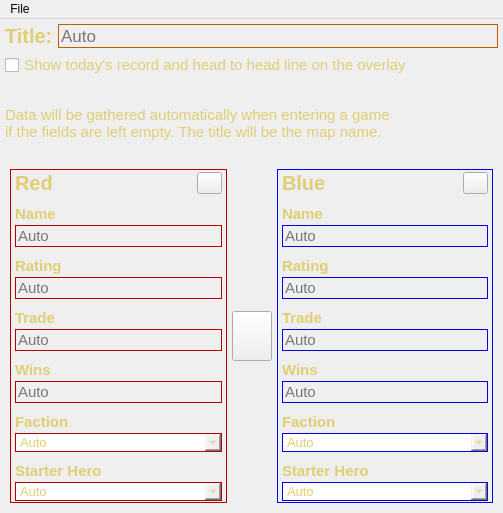
First picture: the form in forms/mainwindow.ui, repository darkness0710/tool_h3overlay, before the edit.
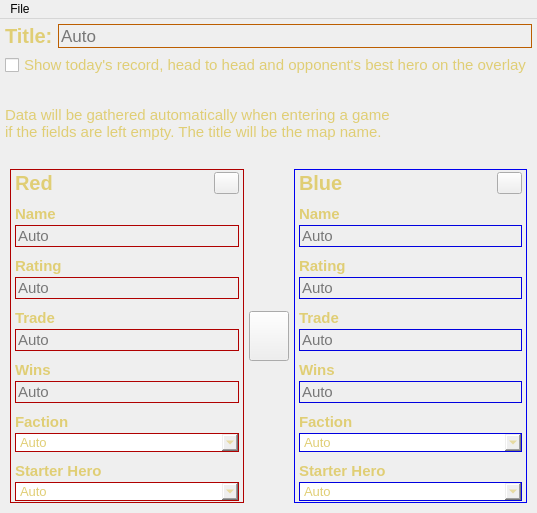
Second picture: the form after the edit. Icons and pictures are not drawn.

Commit message: Show the opponent's best hero skills when the guild reveals them

What changed in the file:
```diff
--- a/forms/mainwindow.ui
+++ b/forms/mainwindow.ui
@@ -101,7 +101,7 @@
        <string notr="true">color:#E0CE75;</string>
       </property>
       <property name="text">
-       <string>Show today's record and head to head line on the overlay</string>
+       <string>Show today's record, head to head and opponent's best hero on the overlay</string>
       </property>
      </widget>
     </item>
```
The commit also changes 18 other files.
